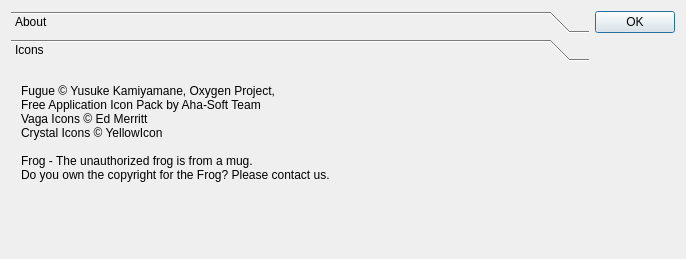
Old version of the form src/gui/AboutBoxDialog.ui in the repository fritzone/ddm.
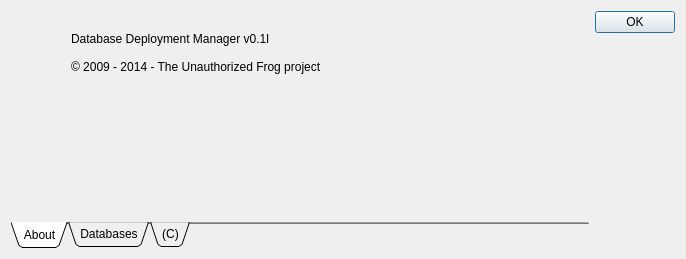
New version of the form. The open tabs and pages were chosen to show the change. Icons and pictures are not drawn.

```diff
--- a/src/gui/AboutBoxDialog.ui
+++ b/src/gui/AboutBoxDialog.ui
@@ -27,20 +27,30 @@
   </property>
   <layout class="QHBoxLayout" name="horizontalLayout">
    <item>
-    <widget class="QToolBox" name="toolBox">
+    <widget class="QTabWidget" name="tabWidget">
+     <property name="tabPosition">
+      <enum>QTabWidget::South</enum>
+     </property>
+     <property name="tabShape">
+      <enum>QTabWidget::Triangular</enum>
+     </property>
      <property name="currentIndex">
       <number>0</number>
      </property>
-     <widget class="QWidget" name="page">
-      <property name="geometry">
-       <rect>
-        <x>0</x>
-        <y>0</y>
-        <width>582</width>
-        <height>181</height>
-       </rect>
-      </property>
-      <attribute name="label">
+     <property name="elideMode">
+      <enum>Qt::ElideNone</enum>
+     </property>
+     <property name="usesScrollButtons">
+      <bool>false</bool>
+     </property>
+     <property name="documentMode">
+      <bool>true</bool>
+     </property>
+     <property name="tabsClosable">
+      <bool>false</bool>
+     </property>
+     <widget class="QWidget" name="tabWidgetPage1" native="true">
+      <attribute name="title">
        <string>About</string>
       </attribute>
       <widget class="QLabel" name="label">
@@ -64,16 +74,16 @@
         <rect>
          <x>60</x>
          <y>0</y>
-         <width>351</width>
+         <width>331</width>
          <height>111</height>
         </rect>
        </property>
        <property name="text">
-        <string>DDM v0.1k - The Database Deployment Manager
-© 2009 - 2013 - The Unauthorized Frog project
+        <string>Database Deployment Manager v0.1l
 
-Programming - fritzone@gmail.com
-Testing - Nikos Mantas, Althaf Hameez, elancer2010</string>
+© 2009 - 2014 - The Unauthorized Frog project
+
+</string>
        </property>
        <property name="textFormat">
         <enum>Qt::PlainText</enum>
@@ -85,8 +95,8 @@
       <widget class="QLabel" name="label_3">
        <property name="geometry">
         <rect>
-         <x>420</x>
-         <y>-20</y>
+         <x>390</x>
+         <y>10</y>
          <width>151</width>
          <height>211</height>
         </rect>
@@ -99,37 +109,35 @@
        </property>
       </widget>
      </widget>
-     <widget class="QWidget" name="page_2">
-      <property name="geometry">
-       <rect>
-        <x>0</x>
-        <y>0</y>
-        <width>96</width>
-        <height>26</height>
-       </rect>
-      </property>
-      <attribute name="label">
-       <string>Icons</string>
+     <widget class="QWidget" name="tab">
+      <attribute name="title">
+       <string>Databases</string>
       </attribute>
-      <widget class="QLabel" name="label_4">
-       <property name="geometry">
-        <rect>
-         <x>10</x>
-         <y>0</y>
-         <width>521</width>
-         <height>131</height>
-        </rect>
-       </property>
-       <property name="text">
-        <string>Fugue © Yusuke Kamiyamane, Oxygen Project, 
+      <layout class="QHBoxLayout" name="horizontalLayout_2">
+       <item>
+        <widget class="QTextEdit" name="textEdit"/>
+       </item>
+      </layout>
+     </widget>
+     <widget class="QWidget" name="tabWidgetPage2" native="true">
+      <attribute name="title">
+       <string>(C)</string>
+      </attribute>
+      <layout class="QVBoxLayout" name="verticalLayout">
+       <item>
+        <widget class="QLabel" name="label_4">
+         <property name="text">
+          <string>Fugue © Yusuke Kamiyamane, Oxygen Project, 
 Free Application Icon Pack by Aha-Soft Team 
 Vaga Icons © Ed Merritt
 Crystal Icons © YellowIcon
 
 Frog - The unauthorized frog is from a mug.
 Do you own the copyright for the Frog? Please contact us.</string>
-       </property>
-      </widget>
+         </property>
+        </widget>
+       </item>
+      </layout>
      </widget>
     </widget>
    </item>
```
Left out of the diff: 2 changed lines with no effect on the pictures.
